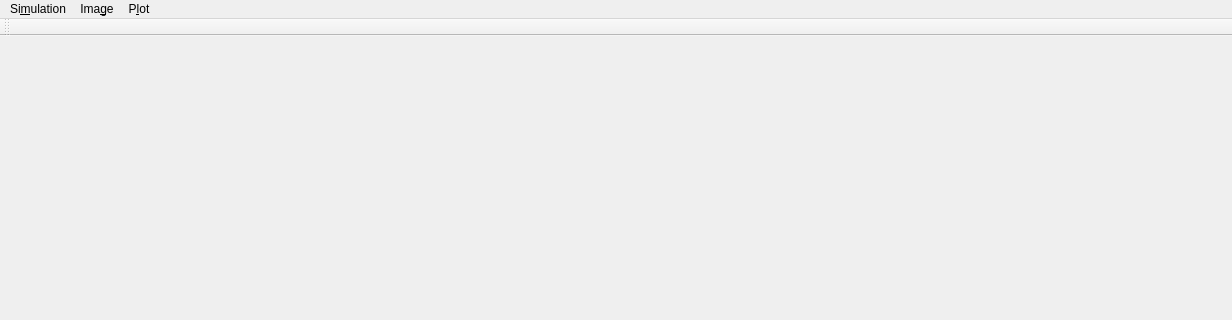
The window that mainwindow.ui (tomwimmenhove/efield) describes before a commit, drawn with Qt 5; both pictures show x 0 to 1232 and y 0 to 320 of the 1232 by 639 pixel window.
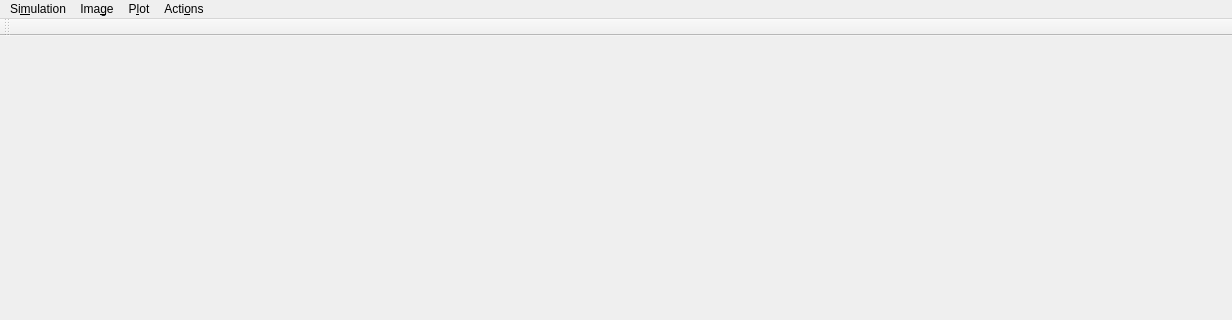
The same window after the commit. Custom widgets are drawn as their Qt base class.

Commit message: Finally added actions to menu. *Lazy shit*

What changed in the file:
```diff
--- a/mainwindow.ui
+++ b/mainwindow.ui
@@ -92,9 +92,19 @@
     <addaction name="actionStepped"/>
     <addaction name="actionRedraw"/>
    </widget>
+   <widget class="QMenu" name="menuActions">
+    <property name="title">
+     <string>Acti&amp;ons</string>
+    </property>
+    <addaction name="actionPlace_Node"/>
+    <addaction name="actionPlace_L"/>
+    <addaction name="actionDelete_element"/>
+    <addaction name="action_Edit_selected_element"/>
+   </widget>
    <addaction name="menuSimulation"/>
    <addaction name="menuImage"/>
    <addaction name="menuPlot"/>
+   <addaction name="menuActions"/>
   </widget>
   <widget class="QToolBar" name="mainToolBar">
    <attribute name="toolBarArea">
```
Left out of the diff: 34 changed lines with no effect on the pictures. The commit also changes 4 other files.
